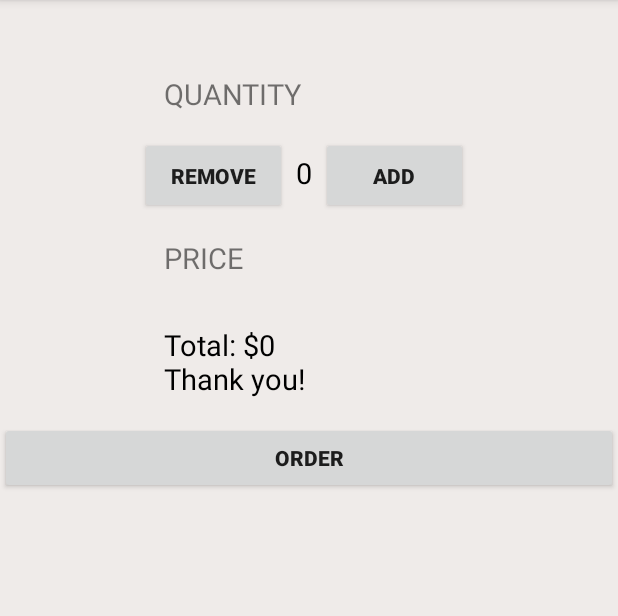
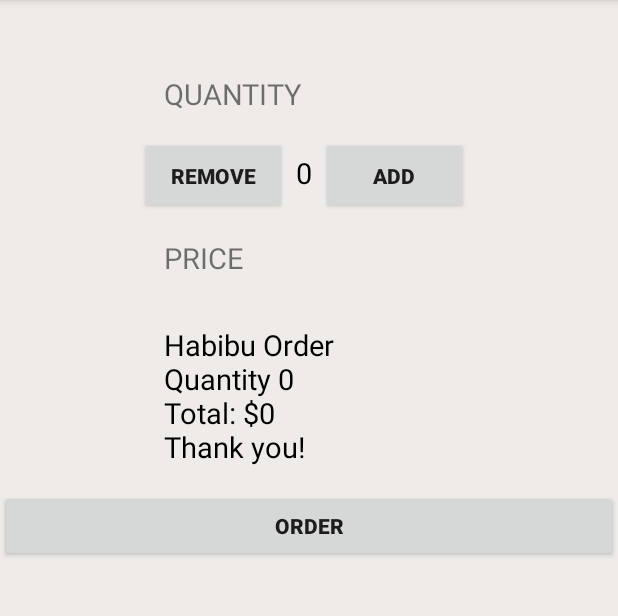
Before and after one commit to mkabdullahi/AndroidCoffeeOrder, an Android app: the screen it shows after launch (MainActivity), after a tap on "ORDER", on a phone screen of 412 x 824 dp, the part 84-700 px from its top. Run offline under Robolectric (Android 15) with nearby library versions, the phone set to English and light mode, and no system bars.

Commit message:
Optimazation of apps

```diff
--- a/app/src/main/java/com/habibu/zaki/justjava/MainActivity.java
+++ b/app/src/main/java/com/habibu/zaki/justjava/MainActivity.java
@@ -46,9 +46,14 @@ public class MainActivity extends AppCompatActivity {
      */
     public void submitOrder(View view) {
 
-        int price = quantity * 5;
-        //displayPrice(quantity * 5);
+        int price = calculatePrice ();
+        /*
+            displayPrice(quantity * 5);
+
         String priceMessage = "Total: $" + price + "\nThank you!";
+        displayMessage (priceMessage);
+        */
+        String priceMessage = createOrderSummary (price);
         displayMessage (priceMessage);
 
     }
@@ -57,6 +62,19 @@ public class MainActivity extends AppCompatActivity {
         TextView quantityOfCoffees;
         quantityOfCoffees = (TextView) findViewById (R.id.quantity_text_view);
         quantityOfCoffees.setText ("" + number);
+    }
+
+    private String createOrderSummary(int price) {
+        String priceMessage = "Habibu Order";
+        priceMessage += "\nQuantity " + quantity;
+        priceMessage +="\nTotal: $" + price;
+        priceMessage += "\nThank you!";
+        return priceMessage;
+
+    }
+    private int calculatePrice()
+    {
+        return  quantity * 5;
     }
 
     protected void displayPrice(int number) {
```
